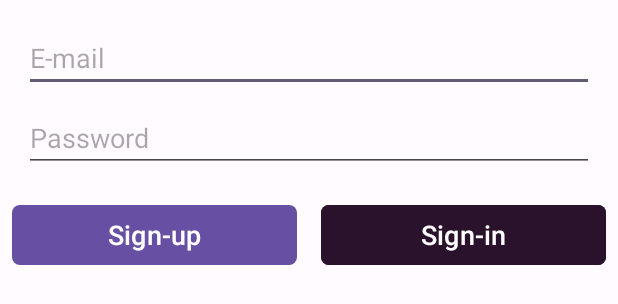
After one commit to cvalera18/Ludex, an Android app: the layout activity_auth.xml on its own in the app's theme, with its tools: preview values and no code run, on a phone screen of 412 x 824 dp. The commit adds this screen. Shown: the top 304 px of the screen. Run offline under Robolectric (Android 15) with nearby library versions, the phone set to English and light mode, and no system bars; Roboto replaces fonts that are not available here.

Commit message:
Start to create login screen

```diff
--- a/app/src/main/java/com/cvalera/ludex/Ludex.kt
+++ b/app/src/main/java/com/cvalera/ludex/Ludex.kt
@@ -3,11 +3,15 @@ package com.cvalera.ludex
 import android.app.Application
 import androidx.appcompat.app.AppCompatDelegate
 import dagger.hilt.android.HiltAndroidApp
+import timber.log.Timber
 
 @HiltAndroidApp
 class Ludex: Application() {
     override fun onCreate() {
         super.onCreate()
+        if (BuildConfig.DEBUG) {
+            Timber.plant(Timber.DebugTree())
+        }
         AppCompatDelegate.setDefaultNightMode(AppCompatDelegate.MODE_NIGHT_NO)
     }
 }
--- /dev/null
+++ b/app/src/main/res/layout/activity_auth.xml
@@ -0,0 +1,75 @@
+<?xml version="1.0" encoding="utf-8"?>
+<androidx.constraintlayout.widget.ConstraintLayout
+    xmlns:android="http://schemas.android.com/apk/res/android"
+    xmlns:tools="http://schemas.android.com/tools"
+    xmlns:app="http://schemas.android.com/apk/res-auto"
+    android:id="@+id/authLayout"
+    android:layout_width="match_parent"
+    android:layout_height="wrap_content"
+    tools:context=".presentation.auth.AuthActivity">
+
+    <LinearLayout
+        android:id="@+id/linearLayout"
+        android:layout_width="match_parent"
+        android:layout_height="wrap_content"
+        android:layout_marginStart="16dp"
+        android:layout_marginTop="16dp"
+        android:layout_marginEnd="16dp"
+        android:orientation="vertical"
+        app:layout_constraintEnd_toEndOf="parent"
+        app:layout_constraintStart_toStartOf="parent"
+        app:layout_constraintTop_toTopOf="parent">
+
+        <EditText
+            android:id="@+id/etTextEmail"
+            android:layout_width="match_parent"
+            android:layout_height="wrap_content"
+            android:autofillHints="emailAddress"
+            android:ems="10"
+            android:hint="E-mail"
+            android:inputType="textEmailAddress" />
+
+        <EditText
+            android:id="@+id/etTextPassword"
+            android:layout_width="match_parent"
+            android:layout_height="wrap_content"
+            android:layout_marginTop="8dp"
+            android:autofillHints="password"
+            android:ems="10"
+            android:hint="Password"
+            android:inputType="textPassword" />
+
+
+    </LinearLayout>
+    <LinearLayout
+        android:layout_width="match_parent"
+        android:layout_height="wrap_content"
+        android:layout_marginTop="10dp"
+        android:orientation="horizontal"
+        app:layout_constraintEnd_toEndOf="parent"
+        app:layout_constraintStart_toStartOf="parent"
+        app:layout_constraintTop_toBottomOf="@+id/linearLayout">
+
+        <com.google.android.material.button.MaterialButton
+            android:id="@+id/signUpButton"
+            android:layout_margin="8dp"
+            android:layout_width="0dp"
+            android:layout_height="wrap_content"
+            android:layout_weight="1"
+            app:cornerRadius="5dp"
+            android:textSize="18dp"
+            android:text="Sign-up" />
+
+        <com.google.android.material.button.MaterialButton
+            android:id="@+id/signInButton"
+            android:backgroundTint="@color/material_dynamic_tertiary10"
+            android:layout_margin="8dp"
+            app:cornerRadius="5dp"
+            android:layout_width="0dp"
+            android:layout_height="wrap_content"
+            android:layout_weight="1"
+            android:textSize="18dp"
+            android:text="Sign-in" />
+
+    </LinearLayout>
+</androidx.constraintlayout.widget.ConstraintLayout>
--- a/app/src/main/res/layout/activity_main.xml
+++ b/app/src/main/res/layout/activity_main.xml
@@ -32,5 +32,4 @@
 
     </androidx.constraintlayout.widget.ConstraintLayout>
 
-
 </androidx.coordinatorlayout.widget.CoordinatorLayout>
--- a/app/src/main/res/values/colors.xml
+++ b/app/src/main/res/values/colors.xml
@@ -1,5 +1,7 @@
 <?xml version="1.0" encoding="utf-8"?>
 <resources>
+    <color name="blue">#459DE4</color>
+    <color name="red">#FF0000</color>
     <color name="seed">#6750A4</color>
     <color name="md_theme_light_primary">#6750A4</color>
     <color name="md_theme_light_onPrimary">#FFFFFF</color>
```
Also changed, not shown: app/build.gradle (+9 -3 lines), app/src/main/AndroidManifest.xml (+11 -5 lines), app/src/main/java/com/cvalera/ludex/data/network/FirebaseClient.kt (added, +12 -0 lines), app/src/main/java/com/cvalera/ludex/presentation/auth/AuthActivity.kt (added, +74 -0 lines), app/src/main/java/com/cvalera/ludex/presentation/view/MainActivity.kt (+10 -0 lines), build.gradle (line endings or trailing spaces), 2 other files.
